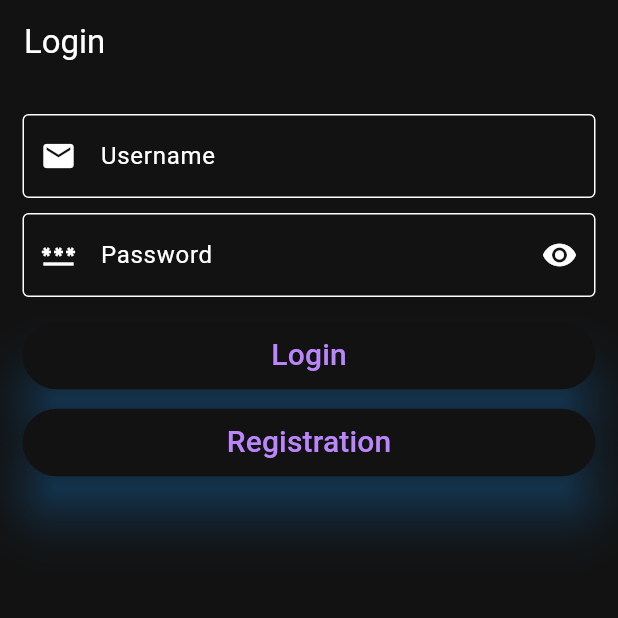
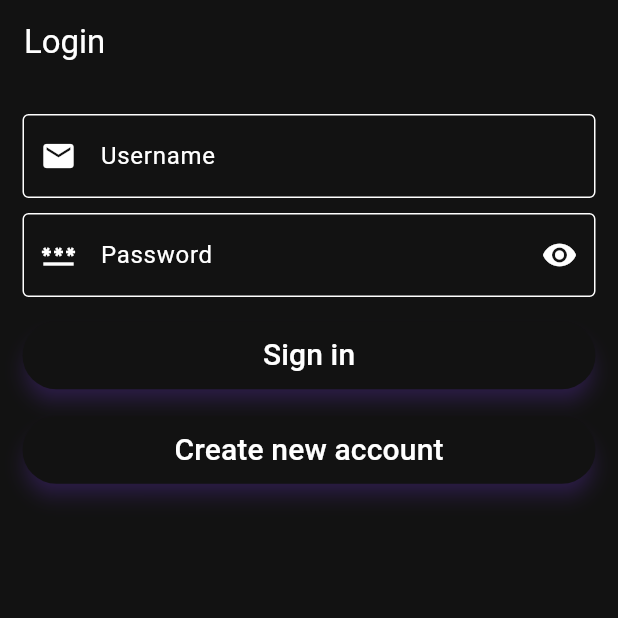
Before and after one commit to partho-debnath/flutter-django-crud-authentication, a Flutter app: the screen it shows after launch, on a phone screen of 412 x 824 dp, the top half of it. Run offline on Flutter 3.47's test engine with Material 2 defaults, Android fonts, the phone set to English and light mode, and no system bars; accounts and stored records are empty.

Commit message:
update some text

```diff
--- a/fluttercrud/lib/screens/login_screen.dart
+++ b/fluttercrud/lib/screens/login_screen.dart
@@ -32,7 +32,6 @@ class _LoginScreenState extends State<LoginScreen> {
     if (_isValid() == false) {
       return;
     }
-
     _form.currentState!.save();
 
     TaskProvider userProvider =
@@ -50,26 +49,6 @@ class _LoginScreenState extends State<LoginScreen> {
         Navigator.of(context).pushReplacementNamed(HomeScreen.routeName);
       }
     });
-  }
-
-  Widget buildButton(String buttonText, VoidCallback onSubmit) {
-    return SizedBox(
-      width: MediaQuery.of(context).size.width * 0.93,
-      child: ElevatedButton(
-        style: ElevatedButton.styleFrom(
-          shadowColor: Colors.blue,
-          elevation: 15,
-          padding: const EdgeInsets.symmetric(vertical: 8),
-        ),
-        onPressed: onSubmit,
-        child: Text(
-          buttonText,
-          style: const TextStyle(
-            fontSize: 20,
-          ),
-        ),
-      ),
-    );
   }
 
   @override
@@ -142,11 +121,11 @@ class _LoginScreenState extends State<LoginScreen> {
                 ),
               ),
               const SizedBox(height: 15),
-              buildButton('Login', () {
+              buildButton('Sign in', () {
                 submitForm();
               }),
-              const SizedBox(height: 10),
-              buildButton('Registration', () {
+              const SizedBox(height: 15),
+              buildButton('Create new account', () {
                 Navigator.of(context)
                     .pushReplacementNamed(RegistrationScreen.routeName);
               }),
@@ -156,4 +135,25 @@ class _LoginScreenState extends State<LoginScreen> {
       ),
     );
   }
+
+  Widget buildButton(String buttonText, VoidCallback onSubmit) {
+    return SizedBox(
+      width: MediaQuery.of(context).size.width * 0.93,
+      child: ElevatedButton(
+        style: ElevatedButton.styleFrom(
+          shadowColor: Colors.deepPurple,
+          elevation: 5,
+          padding: const EdgeInsets.symmetric(vertical: 8),
+        ),
+        onPressed: onSubmit,
+        child: Text(
+          buttonText,
+          style: const TextStyle(
+            fontSize: 20,
+            color: Colors.white,
+          ),
+        ),
+      ),
+    );
+  }
 }
--- a/fluttercrud/lib/screens/registration_screen.dart
+++ b/fluttercrud/lib/screens/registration_screen.dart
@@ -68,26 +68,6 @@ class _RegistrationScreenState extends State<RegistrationScreen> {
         Navigator.of(context).pushReplacementNamed(ListScreen.routeName);
       }
     });
-  }
-
-  Widget buildButton(String buttonText, VoidCallback onSubmit) {
-    return SizedBox(
-      width: MediaQuery.of(context).size.width * 0.93,
-      child: ElevatedButton(
-        style: ElevatedButton.styleFrom(
-          shadowColor: Colors.blue,
-          elevation: 15,
-          padding: const EdgeInsets.symmetric(vertical: 8),
-        ),
-        onPressed: onSubmit,
-        child: Text(
-          buttonText,
-          style: const TextStyle(
-            fontSize: 20,
-          ),
-        ),
-      ),
-    );
   }
 
   @override
@@ -232,11 +212,11 @@ class _RegistrationScreenState extends State<RegistrationScreen> {
                 ),
               ),
               const SizedBox(height: 15),
-              buildButton('Registration', () {
+              buildButton('Sign Up', () {
                 submitForm();
               }),
-              const SizedBox(height: 10),
-              buildButton('Login', () {
+              const SizedBox(height: 15),
+              buildButton('Sign in', () {
                 Navigator.of(context)
                     .pushReplacementNamed(LoginScreen.routeName);
               })
@@ -246,4 +226,25 @@ class _RegistrationScreenState extends State<RegistrationScreen> {
       ),
     );
   }
+
+  Widget buildButton(String buttonText, VoidCallback onSubmit) {
+    return SizedBox(
+      width: MediaQuery.of(context).size.width * 0.93,
+      child: ElevatedButton(
+        style: ElevatedButton.styleFrom(
+          shadowColor: Colors.deepPurple,
+          elevation: 7,
+          padding: const EdgeInsets.symmetric(vertical: 8),
+        ),
+        onPressed: onSubmit,
+        child: Text(
+          buttonText,
+          style: const TextStyle(
+            fontSize: 20,
+            color: Colors.white,
+          ),
+        ),
+      ),
+    );
+  }
 }
--- a/fluttercrud/lib/widgets/task_item.dart
+++ b/fluttercrud/lib/widgets/task_item.dart
@@ -40,7 +40,7 @@ class TaskItem extends StatelessWidget {
               return AlertDialog(
                 icon: const Icon(Icons.delete_forever),
                 iconColor: Colors.red,
-                title: const Text('Are you Confirm?'),
+                title: const Text('Are you sure?'),
                 content: const Text(
                   'Do you want to delete this task?',
                 ),
```
Also changed, not shown: fluttercrud/lib/screens/add_task_screen.dart (+6 -3 lines), 1 other file.
